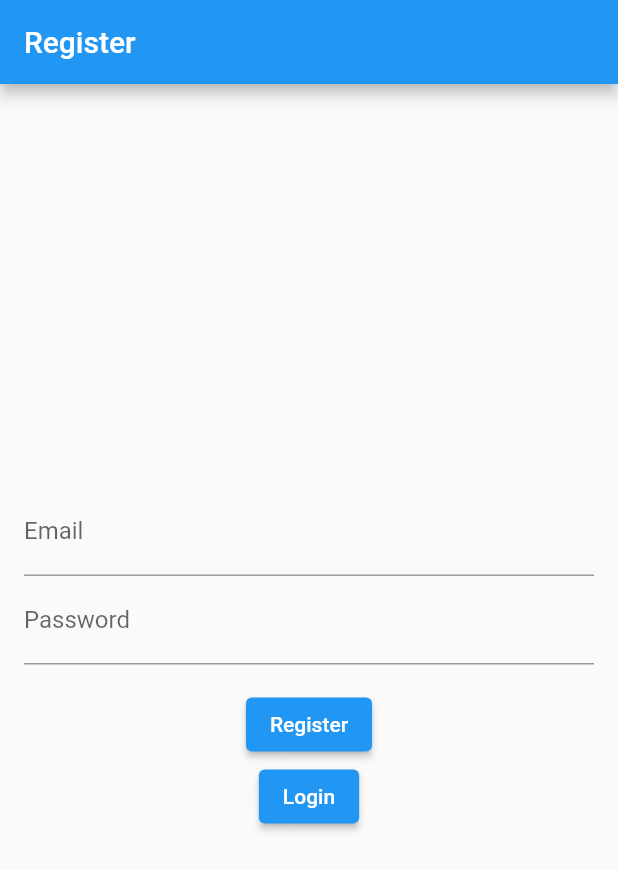
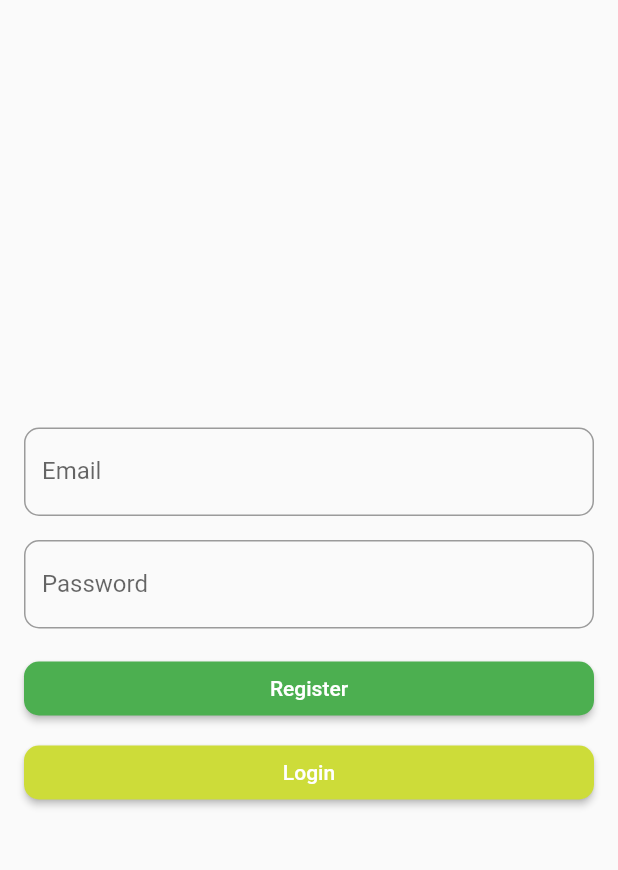
Before and after one commit to xyzaraa/mobile-zeebook, a Flutter app: the screen it shows after launch, after a tap on "Register", on a phone screen of 412 x 824 dp. Shown: the top 870 px of the screen. Run offline on Flutter 3.47's test engine with Material 2 defaults, Android fonts, the phone set to English and light mode, and no system bars; our stand-ins replace firebase_auth, firebase_core, firebase_messaging, font_awesome_flutter, get, image_picker and 1 more; missing offline and left inert: flutter_webview_plugin; accounts and stored records are empty; network calls fail.

Commit message:
update theme login register

```diff
--- a/lib/app/modules/home/views/login_page.dart
+++ b/lib/app/modules/home/views/login_page.dart
@@ -12,6 +12,7 @@ class _LoginPageState extends State<LoginPage> {
   final AuthController _authController = Get.put(AuthController());
   final TextEditingController _emailController = TextEditingController();
   final TextEditingController _passwordController = TextEditingController();
+
   @override
   void dispose() {
     _emailController.dispose();
@@ -22,23 +23,31 @@ class _LoginPageState extends State<LoginPage> {
   @override
   Widget build(BuildContext context) {
     return Scaffold(
-      appBar: AppBar(
-        title: Text('Login'),
-      ),
       body: Padding(
         padding: const EdgeInsets.all(16.0),
         child: Column(
           mainAxisAlignment: MainAxisAlignment.center,
-          crossAxisAlignment: CrossAxisAlignment.center,
+          crossAxisAlignment: CrossAxisAlignment.stretch,
           children: [
             TextField(
               controller: _emailController,
-              decoration: InputDecoration(labelText: 'Email'),
+              decoration: InputDecoration(
+                labelText: 'Email',
+                border: OutlineInputBorder(
+                  borderRadius: BorderRadius.circular(10.0),
+                ),
+              ),
             ),
+            SizedBox(height: 16),
             TextField(
               controller: _passwordController,
               obscureText: true,
-              decoration: InputDecoration(labelText: 'Password'),
+              decoration: InputDecoration(
+                labelText: 'Password',
+                border: OutlineInputBorder(
+                  borderRadius: BorderRadius.circular(10.0),
+                ),
+              ),
             ),
             SizedBox(height: 16),
             Obx(() {
@@ -51,18 +60,31 @@ class _LoginPageState extends State<LoginPage> {
                           _passwordController.text,
                         );
                       },
+                style: ElevatedButton.styleFrom(
+                  primary: const Color.fromARGB(255, 220, 185, 57), // Ubah warna sesuai keinginan Anda
+                  shape: RoundedRectangleBorder(
+                    borderRadius: BorderRadius.circular(10.0),
+                  ),
+                ),
                 child: _authController.isLoading.value
                     ? CircularProgressIndicator()
                     : Text('Login'),
               );
             }),
+            SizedBox(height: 8), // Tambahkan sedikit jarak antara tombol login dan register
             Obx(() {
               return ElevatedButton(
                 onPressed: _authController.isLoading.value
                     ? null
                     : () {
-                      Get.off(RegisterPage());
+                        Get.off(RegisterPage());
                       },
+                style: ElevatedButton.styleFrom(
+                  primary: Colors.green, // Ubah warna sesuai keinginan Anda
+                  shape: RoundedRectangleBorder(
+                    borderRadius: BorderRadius.circular(10.0),
+                  ),
+                ),
                 child: _authController.isLoading.value
                     ? CircularProgressIndicator()
                     : Text('Register'),
--- a/lib/app/modules/home/views/register_page.dart
+++ b/lib/app/modules/home/views/register_page.dart
@@ -12,6 +12,7 @@ class _RegisterPageState extends State<RegisterPage> {
   final AuthController _authController = Get.put(AuthController());
   final TextEditingController _emailController = TextEditingController();
   final TextEditingController _passwordController = TextEditingController();
+
   @override
   void dispose() {
     _emailController.dispose();
@@ -22,23 +23,31 @@ class _RegisterPageState extends State<RegisterPage> {
   @override
   Widget build(BuildContext context) {
     return Scaffold(
-      appBar: AppBar(
-        title: Text('Register'),
-      ),
       body: Padding(
         padding: const EdgeInsets.all(16.0),
         child: Column(
           mainAxisAlignment: MainAxisAlignment.center,
-          crossAxisAlignment: CrossAxisAlignment.center,
+          crossAxisAlignment: CrossAxisAlignment.stretch,
           children: [
             TextField(
               controller: _emailController,
-              decoration: InputDecoration(labelText: 'Email'),
+              decoration: InputDecoration(
+                labelText: 'Email',
+                border: OutlineInputBorder(
+                  borderRadius: BorderRadius.circular(10.0),
+                ),
+              ),
             ),
+            SizedBox(height: 16),
             TextField(
               controller: _passwordController,
               obscureText: true,
-              decoration: InputDecoration(labelText: 'Password'),
+              decoration: InputDecoration(
+                labelText: 'Password',
+                border: OutlineInputBorder(
+                  borderRadius: BorderRadius.circular(10.0),
+                ),
+              ),
             ),
             SizedBox(height: 16),
             Obx(() {
@@ -51,18 +60,31 @@ class _RegisterPageState extends State<RegisterPage> {
                           _passwordController.text,
                         );
                       },
+                style: ElevatedButton.styleFrom(
+                  primary: Colors.green, // Ubah warna sesuai keinginan Anda
+                  shape: RoundedRectangleBorder(
+                    borderRadius: BorderRadius.circular(10.0),
+                  ),
+                ),
                 child: _authController.isLoading.value
                     ? CircularProgressIndicator()
                     : Text('Register'),
               );
             }),
+            SizedBox(height: 8), // Tambahkan sedikit jarak antara tombol register dan login
             Obx(() {
               return ElevatedButton(
                 onPressed: _authController.isLoading.value
                     ? null
                     : () {
-                      Get.off(LoginPage());
+                        Get.off(LoginPage());
                       },
+                style: ElevatedButton.styleFrom(
+                  primary: Colors.lime, // Ubah warna sesuai keinginan Anda
+                  shape: RoundedRectangleBorder(
+                    borderRadius: BorderRadius.circular(10.0),
+                  ),
+                ),
                 child: _authController.isLoading.value
                     ? CircularProgressIndicator()
                     : Text('Login'),
```
Also changed, not shown: lib/main.dart (+6 -16 lines).
